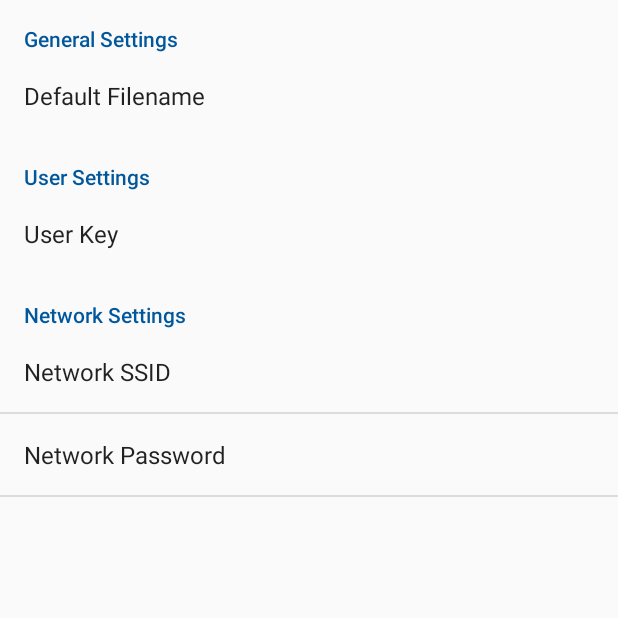
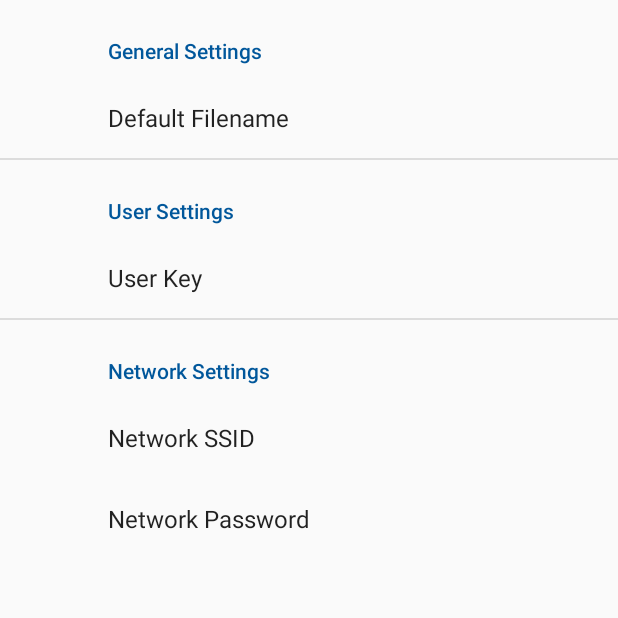
Before and after one commit to mlightning3/ThirdEye, an Android app: the fragment SettingsFragment shown on its own in the app's theme, on a phone screen of 412 x 824 dp, the top half of it. Run offline under Robolectric (Android 15) with nearby library versions, the phone set to English and light mode, and no system bars; our stand-ins replace androidx.preference; network calls fail.

Commit message:
Changing settings fragment so it can be loaded by nav drawer
This also causes the settings activity to do nothing since the new
settings fragment is not of the right type

```diff
--- a/app/build.gradle
+++ b/app/build.gradle
@@ -29,6 +29,7 @@ dependencies {
     implementation 'com.android.support.constraint:constraint-layout:1.1.2'
     implementation 'com.android.support:cardview-v7:27.1.1'
     implementation 'com.android.support:design:27.1.1'
+    implementation 'com.android.support:preference-v7:27.1.1'
     implementation 'com.android.volley:volley:1.1.0'
 
     implementation 'eu.davidea:flexible-adapter:5.0.5'
--- a/app/src/main/java/edu/umich/globalchallenges/thirdeye/SettingsActivity.java
+++ b/app/src/main/java/edu/umich/globalchallenges/thirdeye/SettingsActivity.java
@@ -9,7 +9,7 @@ public class SettingsActivity extends PreferenceActivity {
     protected void onCreate(Bundle savedInstanceState) {
         super.onCreate(savedInstanceState);
 
-        getFragmentManager().beginTransaction().replace(android.R.id.content, new SettingsFragment()).commit();
+        //getFragmentManager().beginTransaction().replace(android.R.id.content, new SettingsFragment()).commit();
     }
 
 }
--- a/app/src/main/java/edu/umich/globalchallenges/thirdeye/SettingsFragment.java
+++ b/app/src/main/java/edu/umich/globalchallenges/thirdeye/SettingsFragment.java
@@ -1,17 +1,18 @@
 package edu.umich.globalchallenges.thirdeye;
 
 import android.os.Bundle;
-import android.preference.PreferenceFragment;
+import android.support.v7.preference.PreferenceFragmentCompat;
 
-public class SettingsFragment extends PreferenceFragment {
+public class SettingsFragment extends PreferenceFragmentCompat {
 
     /**
-     * Builds the settings view based on what is in the settings xml file
+     * Builds our preference fragment from the information in the xml file
+     *
      * @param savedInstanceState
+     * @param rootKey
      */
     @Override
-    public void onCreate(Bundle savedInstanceState) {
-        super.onCreate(savedInstanceState);
-        addPreferencesFromResource(R.xml.perf_general);
+    public void onCreatePreferences(Bundle savedInstanceState, String rootKey) {
+        setPreferencesFromResource(R.xml.perf_general, rootKey);
     }
 }
--- a/app/src/main/res/menu/drawer_view.xml
+++ b/app/src/main/res/menu/drawer_view.xml
@@ -9,6 +9,9 @@
             android:id="@+id/view_files"
             android:title="Files" />
         <item
+            android:id="@+id/device_control"
+            android:title="Device Control" />
+        <item
             android:id="@+id/settings"
             android:icon="@drawable/ic_settings"
             android:title="Settings" />
--- a/app/src/main/res/values/styles.xml
+++ b/app/src/main/res/values/styles.xml
@@ -7,6 +7,7 @@
         <item name="colorPrimaryDark">@color/colorPrimaryDark</item>
         <item name="colorAccent">@color/colorAccent</item>
         <item name="selectableItemBackground">@drawable/selector_item_light</item>
+        <item name="preferenceTheme">@style/PreferenceThemeOverlay.v14.Material</item>
     </style>
 
     <style name="AppTheme.NoActionBar">
```
Also changed, not shown: app/src/main/java/edu/umich/globalchallenges/thirdeye/MainActivity.java (+21 -0 lines).
